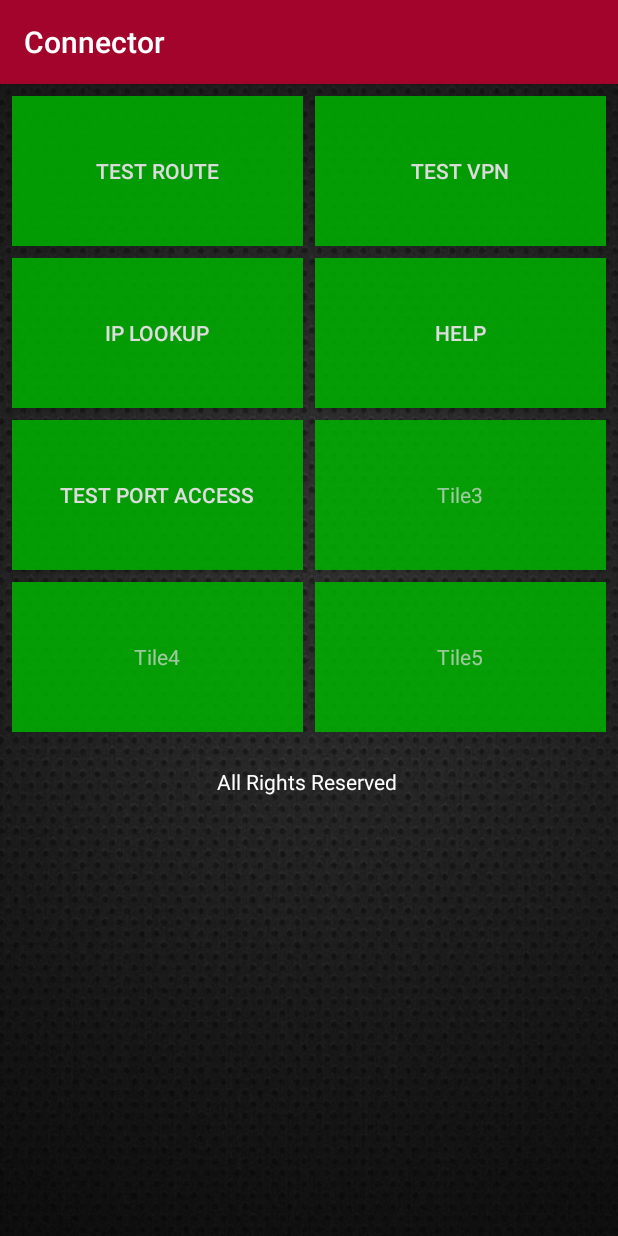
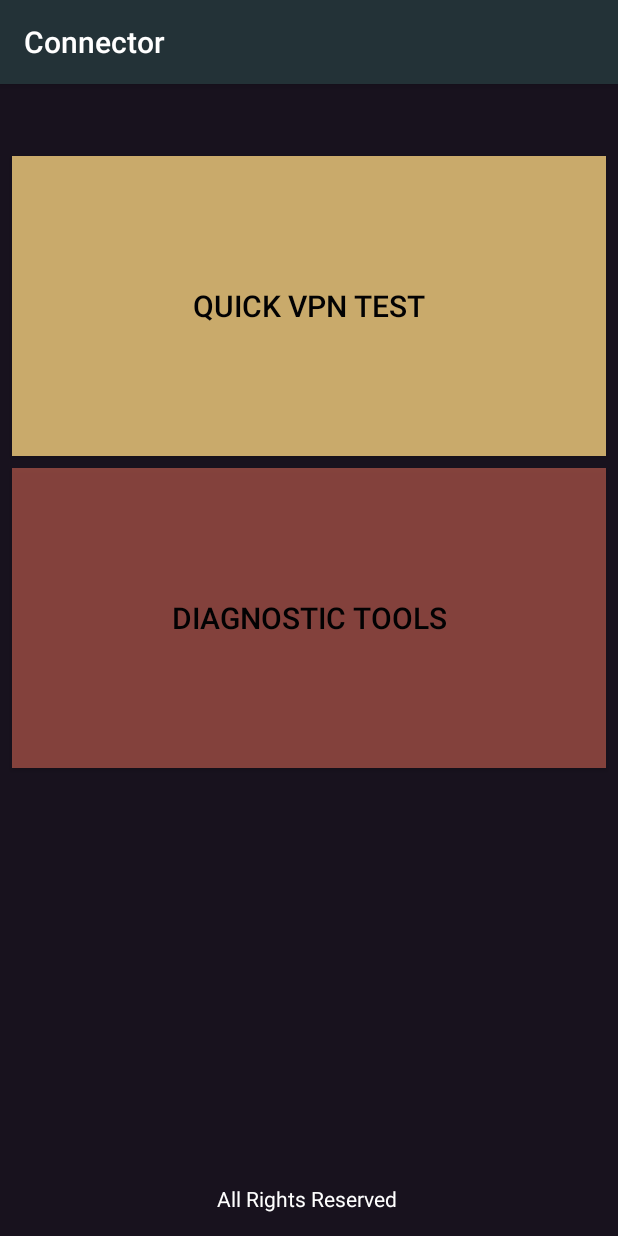
Before and after one commit to garrigans/ConnectorV2, an Android app: the screen it shows after launch (MainActivityCon before the commit, OverallMainActivity after it), on a phone screen of 412 x 824 dp. Run offline under Robolectric (Android 15) with nearby library versions, the phone set to English and light mode, and no system bars.

Commit message:
Activity rework, app activy hierachy is not logical, made changes to the UI

```diff
--- /dev/null
+++ b/src/frontends/android/app/src/main/java/org/strongswan/android/connector/ui/OverallMainActivity.java
@@ -0,0 +1,30 @@
+package org.strongswan.android.connector.ui;
+
+import android.content.Intent;
+import android.os.Bundle;
+import android.support.v7.app.AppCompatActivity;
+import android.view.View;
+
+import org.strongswan.android.R;
+import org.strongswan.android.ui.MainActivity;
+
+public class OverallMainActivity extends AppCompatActivity {
+
+    @Override
+    protected void onCreate(Bundle savedInstanceState) {
+        super.onCreate(savedInstanceState);
+        setContentView(R.layout.activity_overall_main);
+    }
+
+    public void launchQuickVpnTest(View v){
+        System.out.println("Test trace activity");
+        Intent intent = new Intent(OverallMainActivity.this, MainActivity.class);
+        startActivity(intent);
+    }
+
+    public void launchDiagnosticTools(View v){
+        System.out.println("Test trace activity");
+        Intent intent = new Intent(OverallMainActivity.this, MainActivityCon.class);
+        startActivity(intent);
+    }
+}
--- a/src/frontends/android/app/src/main/java/org/strongswan/android/ui/MainActivity.java
+++ b/src/frontends/android/app/src/main/java/org/strongswan/android/ui/MainActivity.java
@@ -100,7 +100,7 @@ public class MainActivity extends AppCompatActivity implements OnVpnProfileSelec
 		ActionBar bar = getSupportActionBar();
 		bar.setDisplayShowHomeEnabled(true);
 		bar.setDisplayShowTitleEnabled(false);
-		bar.setIcon(R.drawable.ic_launcher);
+		bar.setIcon(R.drawable.pac);
 
 		this.bindService(new Intent(this, VpnStateService.class),
 						 mServiceConnection, Service.BIND_AUTO_CREATE);
--- a/src/frontends/android/app/src/main/res/layout/activity_help2.xml
+++ b/src/frontends/android/app/src/main/res/layout/activity_help2.xml
@@ -3,7 +3,7 @@
     xmlns:tools="http://schemas.android.com/tools"
     android:layout_width="match_parent"
     android:layout_height="match_parent"
-    android:background="@drawable/grey_texture"
+    android:background="@color/navy"
     tools:context=".connector.ui.HelpActivity">
 
 </RelativeLayout>
--- a/src/frontends/android/app/src/main/res/layout/activity_iplookup2.xml
+++ b/src/frontends/android/app/src/main/res/layout/activity_iplookup2.xml
@@ -3,7 +3,7 @@
     xmlns:tools="http://schemas.android.com/tools"
     android:layout_width="match_parent"
     android:layout_height="match_parent"
-    android:background="@drawable/grey_texture"
+    android:background="@color/navy"
     tools:context=".connector.ui.IPLookupActivity">
 
 </RelativeLayout>
--- a/src/frontends/android/app/src/main/res/layout/activity_main2.xml
+++ b/src/frontends/android/app/src/main/res/layout/activity_main2.xml
@@ -4,7 +4,7 @@
     android:id="@+id/activity_main"
     android:layout_width="match_parent"
     android:layout_height="match_parent"
-    android:background="@drawable/grey_texture"
+    android:background="@color/navy"
     tools:context=".connector.ui.MainActivityCon">
 
     <android.support.v7.widget.GridLayout xmlns:android="http://schemas.android.com/apk/res/android"
@@ -12,7 +12,7 @@
         android:id="@+id/choice_grid"
         android:layout_width="match_parent"
         android:layout_height="wrap_content"
-        android:layout_below="@+id/my_toolbar"
+        android:layout_marginTop="40dp"
         android:layout_centerHorizontal="true"
         android:padding="4dp"
 
@@ -31,7 +31,9 @@
             android:text="Test Route"
             android:onClick="launchTraceActivity"
             android:alpha="0.85"
-            android:background="#00b300" />
+            android:textSize="15dp"
+            android:textColor="@color/black_color"
+            android:background="@color/warm_yellow" />
 
         <Button
             android:id="@+id/buttonTestVpnConnection"
@@ -43,7 +45,9 @@
             android:text="Test VPN"
             android:onClick="launchTestVpnActivity"
             android:alpha="0.85"
-            android:background="#00b300" />
+            android:textSize="15dp"
+            android:textColor="@color/black_color"
+            android:background="@color/warm_yellow" />
 
         <Button
             android:id="@+id/buttonIpDetailsLookup"
@@ -55,7 +59,45 @@
             android:text="IP Lookup"
             android:onClick="launchLookupIpActivity"
             android:alpha="0.85"
-            android:background="#00b300" />
+            android:textSize="15dp"
+            android:textColor="@color/black_color"
+            android:background="@color/warm_yellow" />
+
+        <TextView
+            android:layout_width="0dp"
+            android:layout_height="100dp"
+            grid:layout_columnWeight="1"
+            grid:layout_gravity="fill_horizontal"
+            android:gravity="center"
+            android:alpha="0.85"
+            android:background="@color/rusty"
+            android:text="" />
+
+        <Button
+            android:id="@+id/buttonTestPort"
+            android:layout_width="0dp"
+            android:layout_height="100dp"
+            grid:layout_columnWeight="1"
+            grid:layout_gravity="fill_horizontal"
+            android:gravity="center"
+            android:text="Test Port Access"
+            android:onClick="launchTestPortActivity"
+            android:alpha="0.85"
+            android:textSize="15dp"
+            android:textColor="@color/black_color"
+            android:background="@color/warm_yellow" />
+
+        <TextView
+            android:layout_width="0dp"
+            android:layout_height="100dp"
+            grid:layout_columnWeight="1"
+            grid:layout_gravity="fill_horizontal"
+            android:gravity="center"
+            android:alpha="0.85"
+            android:textSize="15dp"
+            android:textColor="@color/black_color"
+            android:background="@color/rusty"
+            android:text="" />
 
         <Button
             android:id="@+id/buttonHelp"
@@ -67,49 +109,20 @@
             android:text="Help"
             android:onClick="launchHelpActivity"
             android:alpha="0.85"
-            android:background="#00b300" />
+            android:textSize="15dp"
+            grid:layout_columnSpan="2"
+            android:textColor="@color/black_color"
+            android:background="@color/warm_yellow" />
 
-        <Button
-            android:id="@+id/buttonTestPort"
-            android:layout_width="0dp"
-            android:layout_height="100dp"
-            grid:layout_columnWeight="1"
-            grid:layout_gravity="fill_horizontal"
-            android:gravity="center"
-            android:text="Test Port Access"
-            android:onClick="launchTestPortActivity"
-            android:alpha="0.85"
-            android:background="#00b300" />
-
-        <TextView
-            android:layout_width="0dp"
-            android:layout_height="100dp"
-            grid:layout_columnWeight="1"
-            grid:layout_gravity="fill_horizontal"
-            android:gravity="center"
-            android:alpha="0.85"
-            android:background="#00b300"
-            android:text="Tile3" />
-
-        <TextView
-            android:layout_width="0dp"
-            android:layout_height="100dp"
-            grid:layout_columnWeight="1"
-            grid:layout_gravity="fill_horizontal"
-            android:gravity="center"
-            android:alpha="0.85"
-            android:background="#00b300"
-            android:text="Tile4" />
-
-        <TextView
-            android:layout_width="0dp"
-            android:layout_height="100dp"
-            grid:layout_columnWeight="1"
-            grid:layout_gravity="fill_horizontal"
-            android:gravity="center"
-            android:alpha="0.85"
-            android:background="#00b300"
-            android:text="Tile5" />
+        <!--<TextView-->
+            <!--android:layout_width="0dp"-->
+            <!--android:layout_height="100dp"-->
+            <!--grid:layout_columnWeight="1"-->
+            <!--grid:layout_gravity="fill_horizontal"-->
+            <!--android:gravity="center"-->
+            <!--android:alpha="0.85"-->
+            <!--android:background="#00b300"-->
+            <!--android:text="Tile5" />-->
 
     </android.support.v7.widget.GridLayout>
 
@@ -119,7 +132,8 @@
         android:gravity="center"
         android:layout_centerHorizontal="true"
         android:layout_marginTop="15dp"
+        android:layout_marginBottom="15dp"
         android:textColor="#FFFFFF"
-        android:layout_below="@+id/choice_grid"
+        android:layout_alignParentBottom="true"
         android:text="All Rights Reserved " />
 </RelativeLayout>
--- /dev/null
+++ b/src/frontends/android/app/src/main/res/layout/activity_overall_main.xml
@@ -0,0 +1,64 @@
+<?xml version="1.0" encoding="utf-8"?>
+<RelativeLayout xmlns:android="http://schemas.android.com/apk/res/android"
+    xmlns:tools="http://schemas.android.com/tools"
+    android:id="@+id/activity_main"
+    android:layout_width="match_parent"
+    android:layout_height="match_parent"
+    android:background="@color/navy"
+    tools:context=".connector.ui.MainActivityCon">
+
+    <android.support.v7.widget.GridLayout xmlns:android="http://schemas.android.com/apk/res/android"
+        xmlns:grid="http://schemas.android.com/apk/res-auto"
+        android:id="@+id/choice_grid"
+        android:layout_width="match_parent"
+        android:layout_height="wrap_content"
+        android:layout_marginTop="40dp"
+        android:layout_centerHorizontal="true"
+        android:padding="4dp"
+
+        grid:alignmentMode="alignBounds"
+        grid:columnCount="1"
+        grid:rowOrderPreserved="false"
+        grid:useDefaultMargins="true">
+
+        <Button
+            android:id="@+id/buttonQuickVpnTest"
+            android:layout_width="0dp"
+            android:layout_height="200dp"
+            grid:layout_columnWeight="1"
+            grid:layout_gravity="fill_horizontal"
+            android:gravity="center"
+            android:text="Quick VPN Test"
+            android:onClick="launchQuickVpnTest"
+            android:alpha="0.85"
+            android:textSize="20dp"
+            android:textColor="@color/black_color"
+            android:background="@color/warm_yellow" />
+
+        <Button
+            android:id="@+id/buttonDiagnosticTools"
+            android:layout_width="0dp"
+            android:layout_height="200dp"
+            grid:layout_columnWeight="1"
+            grid:layout_gravity="fill_horizontal"
+            android:gravity="center"
+            android:text="Diagnostic Tools"
+            android:onClick="launchDiagnosticTools"
+            android:alpha="0.85"
+            android:textSize="20dp"
+            android:textColor="@color/black_color"
+            android:background="@color/rusty" />
+
+    </android.support.v7.widget.GridLayout>
+
+    <TextView
+        android:layout_width="wrap_content"
+        android:layout_height="wrap_content"
+        android:gravity="center"
+        android:layout_centerHorizontal="true"
+        android:layout_marginTop="15dp"
+        android:layout_marginBottom="15dp"
+        android:textColor="#FFFFFF"
+        android:layout_alignParentBottom="true"
+        android:text="All Rights Reserved " />
+</RelativeLayout>
--- a/src/frontends/android/app/src/main/res/layout/activity_test_port_access2.xml
+++ b/src/frontends/android/app/src/main/res/layout/activity_test_port_access2.xml
@@ -3,7 +3,7 @@
     xmlns:tools="http://schemas.android.com/tools"
     android:layout_width="match_parent"
     android:layout_height="match_parent"
-    android:background="@drawable/grey_texture"
+    android:background="@color/navy"
     tools:context=".connector.ui.TestPortAccess">
 
     <EditText
@@ -39,7 +39,8 @@
         android:layout_marginTop="15dp"
         android:text="Test Port"
         android:onClick="testPort"
-        android:background="@android:color/darker_gray"/>
+        android:textColor="@color/black_color"
+        android:background="@color/warm_yellow"/>
 
     <TextView
         android:layout_width="match_parent"
--- a/src/frontends/android/app/src/main/res/values/colors.xml
+++ b/src/frontends/android/app/src/main/res/values/colors.xml
@@ -58,4 +58,10 @@
     <color name="transparent_color">#00000000</color>
     <color name="transparent_dark_color">#bb000000</color>
 
+    <color name="navy">#18121E</color>
+    <color name="gunmetal">#233237</color>
+    <color name="rusty">#984B43</color>
+    <color name="warm_yellow">#EAC67A</color>
+    <color name="sky_blue">#b3edff</color>
+
 </resources>
--- a/src/frontends/android/app/src/main/res/values/styles.xml
+++ b/src/frontends/android/app/src/main/res/values/styles.xml
@@ -17,13 +17,13 @@
 
     <style name="ApplicationTheme.Base" parent="Theme.AppCompat">
         <item name="colorAccent">@color/accent</item>
-        <item name="colorPrimary">@color/primary</item>
+        <item name="colorPrimary">@color/gunmetal</item>
         <item name="colorPrimaryDark">@color/primary_dark</item>
         <item name="android:alertDialogTheme">@style/AlertDialogTheme</item>
     </style>
 
     <style name="AlertDialogTheme.Base" parent="Theme.AppCompat.Dialog.Alert">
-        <item name="colorAccent">@color/accent</item>
+        <item name="colorAccent">@color/rusty</item>
     </style>
 
 </resources>
```
Also changed, not shown: src/frontends/android/app/src/main/AndroidManifest.xml (+25 -43 lines), src/frontends/android/app/src/main/java/org/strongswan/android/connector/ui/TraceActivity.java (+7 -8 lines), src/frontends/android/app/src/main/res/layout/activity_trace2.xml (+5 -2 lines).
